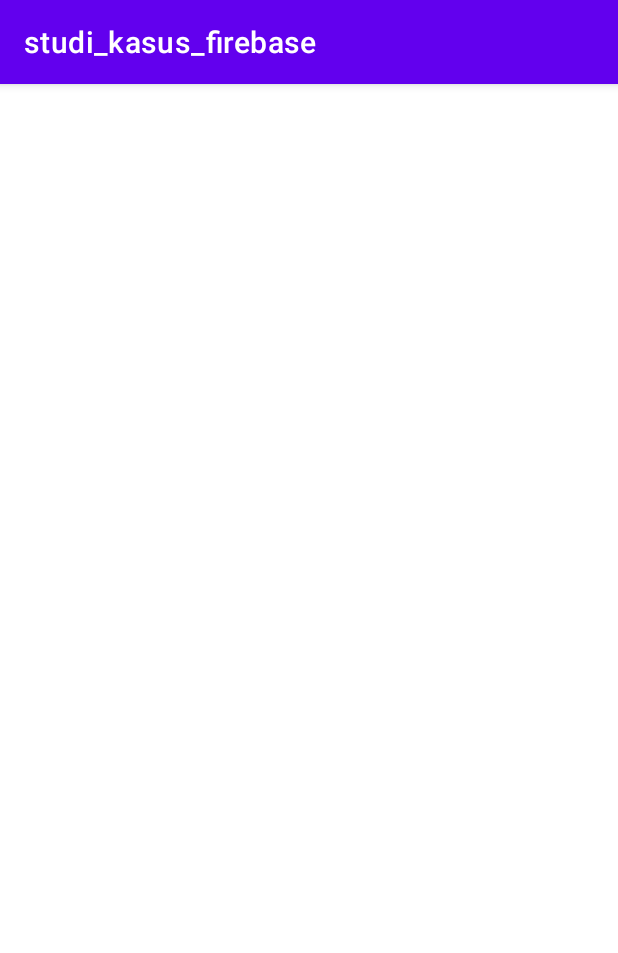
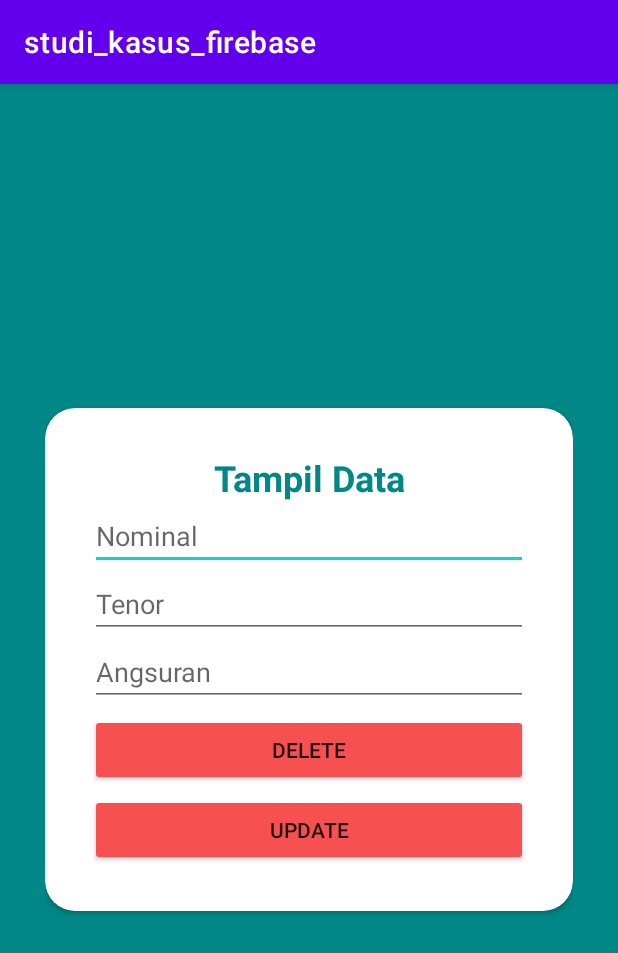
Before and after one commit to AsepRidwan22/studi_kasus_firebase, an Android app: the DataActivity screen opened directly, with no data from a screen before it, on a phone screen of 412 x 824 dp. Shown: the top 953 px of the screen. Run offline under Robolectric (Android 15) with nearby library versions, the phone set to English and light mode, and no system bars; our stand-ins replace Firebase (no records; nobody signed in at launch, a user with empty details on screens opened directly); 4 statements that could not run were skipped.

Commit message:
create, add, delete

```diff
--- a/app/build.gradle
+++ b/app/build.gradle
@@ -12,7 +12,7 @@ android {
     defaultConfig {
         applicationId "com.example.studi_kasus_firebase"
         minSdk 30
-        targetSdk 32
+        targetSdk 31
         versionCode 1
         versionName "1.0"
 
@@ -45,14 +45,18 @@ dependencies {
     implementation 'androidx.constraintlayout:constraintlayout:2.1.4'
     implementation 'com.google.firebase:firebase-auth-ktx:21.0.2'
     implementation 'com.google.firebase:firebase-storage-ktx:20.1.0'
+    implementation 'com.google.firebase:firebase-database-ktx:20.1.0'
     testImplementation 'junit:junit:4.13.2'
     androidTestImplementation 'androidx.test.ext:junit:1.1.3'
     androidTestImplementation 'androidx.test.espresso:espresso-core:3.4.0'
+    implementation 'com.google.firebase:firebase-database:19.7.0'
 
     implementation platform('com.google.firebase:firebase-bom:31.0.2')
     implementation 'com.google.firebase:firebase-analytics-ktx'
     implementation 'com.google.firebase:firebase-firestore-ktx'
 
+
+
     //circle profile
     implementation 'de.hdodenhof:circleimageview:3.1.0'
 }
--- a/app/src/main/AndroidManifest.xml
+++ b/app/src/main/AndroidManifest.xml
@@ -6,6 +6,7 @@
     <uses-permission android:name="android.permission.READ_EXTERNAL_STORAGE" />
 
     <application
+        android:name=".ShPref"
         android:allowBackup="true"
         android:dataExtractionRules="@xml/data_extraction_rules"
         android:fullBackupContent="@xml/backup_rules"
--- a/app/src/main/java/com/example/studi_kasus_firebase/DataActivity.kt
+++ b/app/src/main/java/com/example/studi_kasus_firebase/DataActivity.kt
@@ -1,31 +1,52 @@
 package com.example.studi_kasus_firebase
 
+import android.content.ContentValues.TAG
+import android.content.Intent
 import androidx.appcompat.app.AppCompatActivity
 import android.os.Bundle
 import android.util.Log
+import android.widget.Toast
 import com.example.studi_kasus_firebase.databinding.ActivityDataBinding
-import com.example.studi_kasus_firebase.databinding.ActivityLoginBinding
-import com.example.studi_kasus_firebase.databinding.ActivityRegisterBinding
-import com.google.firebase.firestore.ktx.firestore
-import com.google.firebase.ktx.Firebase
+import com.google.firebase.firestore.FirebaseFirestore
+
 
 class DataActivity : AppCompatActivity() {
     lateinit var binding: ActivityDataBinding
-    val db = Firebase.firestore
+    lateinit var db: FirebaseFirestore
     override fun onCreate(savedInstanceState: Bundle?) {
         binding = ActivityDataBinding.inflate(layoutInflater)
         super.onCreate(savedInstanceState)
         setContentView(binding.root)
 
+
+        db = FirebaseFirestore.getInstance()
         db.collection("kredits")
             .get()
-            .addOnSuccessListener { result ->
-                for (document in result) {
-                    Log.d("Read", "${document.id} => ${document.data}")
-                }
+            .addOnSuccessListener {
+                binding.edtNominal.setText(it.documents.last().data?.get("Nominal").toString())
+                binding.edtTenor.setText(it.documents.last().data?.get("Tenor").toString())
+                binding.edtAngsuran.setText(it.documents.last().data?.get("Angsuran").toString())
+                it.documents.last().data?.get("").toString()
             }
-            .addOnFailureListener { exception ->
-                Log.w("Read", "Error getting documents.", exception)
+            .addOnFailureListener{
+                it.printStackTrace()
+                Toast.makeText(this, "Failed", Toast.LENGTH_SHORT).show()
             }
+
+
+
+        binding.btnDelete.setOnClickListener {
+            val idDoc =
+            delete()
+            val intent = Intent(this, MainActivity::class.java)
+            startActivity(intent)
+        }
+    }
+
+    fun delete(){
+        db.collection("kredits").document("6xbczknqTH3l1zrYPTPP")
+            .delete()
+            .addOnSuccessListener { Log.d(TAG, "DocumentSnapshot successfully deleted!") }
+            .addOnFailureListener { e -> Log.w(TAG, "Error deleting document", e) }
     }
 }
--- a/app/src/main/java/com/example/studi_kasus_firebase/fragment/HomeFragment.kt
+++ b/app/src/main/java/com/example/studi_kasus_firebase/fragment/HomeFragment.kt
@@ -20,6 +20,7 @@ import com.example.studi_kasus_firebase.databinding.FragmentHomeBinding
 import com.example.studi_kasus_firebase.databinding.FragmentUserBinding
 import com.google.android.gms.tasks.Task
 import com.google.firebase.auth.FirebaseAuth
+import com.google.firebase.database.ServerValue
 import com.google.firebase.firestore.ktx.firestore
 import com.google.firebase.ktx.Firebase
 import java.io.ByteArrayOutputStream
@@ -59,6 +60,8 @@ class HomeFragment : Fragment() {
             val kredit = hashMapOf(
                 "Nominal" to editNominal.toString(),
                 "Tenor" to editTenor.toString(),
+                "Angsuran" to hitungTenor(editNominal.toString().toInt(), editTenor.toString().toInt()),
+                "Timestamp" to ServerValue.TIMESTAMP
             )
 
             db.collection("kredits")
--- a/app/src/main/res/layout/activity_data.xml
+++ b/app/src/main/res/layout/activity_data.xml
@@ -1,9 +1,77 @@
 <?xml version="1.0" encoding="utf-8"?>
-<androidx.constraintlayout.widget.ConstraintLayout xmlns:android="http://schemas.android.com/apk/res/android"
+<RelativeLayout xmlns:android="http://schemas.android.com/apk/res/android"
     xmlns:app="http://schemas.android.com/apk/res-auto"
     xmlns:tools="http://schemas.android.com/tools"
     android:layout_width="match_parent"
     android:layout_height="match_parent"
-    tools:context=".DataActivity">
+    android:background="@color/teal_700"
+    android:padding="30dp"
+    tools:context=".LoginActivity">
 
-</androidx.constraintlayout.widget.ConstraintLayout>
+    <androidx.cardview.widget.CardView
+        android:layout_width="match_parent"
+        android:layout_height="wrap_content"
+        android:layout_centerInParent="true"
+        android:background="@color/white"
+        app:cardCornerRadius="20dp">
+
+        <LinearLayout
+            android:layout_width="match_parent"
+            android:layout_height="wrap_content"
+            android:orientation="vertical"
+            android:padding="30dp">
+
+            <TextView
+                android:layout_width="match_parent"
+                android:layout_height="wrap_content"
+                android:layout_gravity="center"
+                android:backgroundTint="@color/black"
+                android:text="Tampil Data"
+                android:textAlignment="center"
+                android:textColor="@color/teal_700"
+                android:textSize="24sp"
+                android:textStyle="bold" />
+
+            <EditText
+                android:id="@+id/edt_nominal"
+                android:layout_width="match_parent"
+                android:layout_height="wrap_content"
+                android:hint="Nominal"
+                android:inputType="text" />
+
+            <EditText
+                android:id="@+id/edt_tenor"
+                android:layout_width="match_parent"
+                android:layout_height="wrap_content"
+                android:hint="Tenor"
+                android:inputType="text" />
+
+            <EditText
+                android:id="@+id/edt_angsuran"
+                android:layout_width="match_parent"
+                android:layout_height="wrap_content"
+                android:hint="Angsuran"
+                android:inputType="text" />
+
+            <Button
+                android:id="@+id/btn_delete"
+                android:layout_width="match_parent"
+                android:layout_height="wrap_content"
+                android:layout_marginTop="5dp"
+                android:backgroundTint="#F65050"
+                android:text="Delete" />
+
+            <Button
+                android:id="@+id/btn_update"
+                android:layout_width="match_parent"
+                android:layout_height="wrap_content"
+                android:layout_marginTop="5dp"
+                android:backgroundTint="#F65050"
+                android:text="UPDATE" />
+
+        </LinearLayout>
+
+
+    </androidx.cardview.widget.CardView>
+
+</RelativeLayout>
--- a/app/src/main/res/layout/activity_register.xml
+++ b/app/src/main/res/layout/activity_register.xml
@@ -38,11 +38,12 @@
                 android:layout_height="wrap_content"
                 android:hint="Email"
                 android:inputType="textEmailAddress" />
+
             <EditText
                 android:id="@+id/edt_name_register"
                 android:layout_width="match_parent"
                 android:layout_height="wrap_content"
-                android:hint="Name"
+                android:hint="Nama"
                 android:inputType="text" />
 
             <EditText
--- a/app/src/main/res/values/strings.xml
+++ b/app/src/main/res/values/strings.xml
@@ -2,4 +2,5 @@
     <string name="app_name">studi_kasus_firebase</string>
     <!-- TODO: Remove or change this placeholder text -->
     <string name="hello_blank_fragment">Hello blank fragment</string>
+    <string name="provinsi">Provinsi</string>
 </resources>
```
Also changed, not shown: app/src/main/java/com/example/studi_kasus_firebase/LoginActivity.kt (+29 -5 lines), app/src/main/java/com/example/studi_kasus_firebase/MainActivity.kt (+16 -1 lines), app/src/main/java/com/example/studi_kasus_firebase/ShPref.kt (added, +30 -0 lines).
